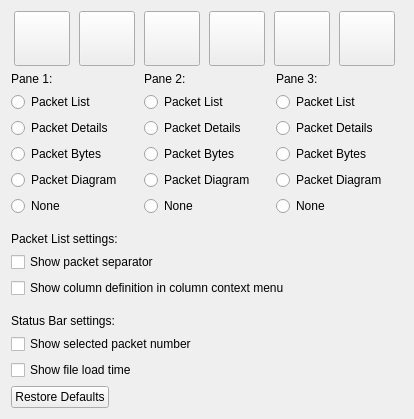
Old version of the form ui/qt/layout_preferences_frame.ui in the repository deepin-community/wireshark.
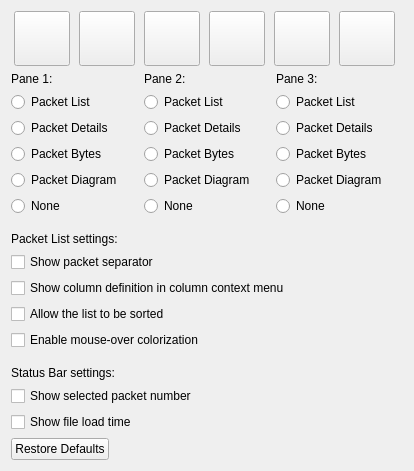
New version of the form. Icons and pictures are not drawn.

Patch:
```diff
--- a/ui/qt/layout_preferences_frame.ui
+++ b/ui/qt/layout_preferences_frame.ui
@@ -395,6 +395,20 @@
      </property>
     </widget>
    </item>
+   <item>
+    <widget class="QCheckBox" name="packetListAllowSorting">
+     <property name="text">
+      <string>Allow the list to be sorted</string>
+     </property>
+    </widget>
+   </item>
+   <item>
+    <widget class="QCheckBox" name="packetListHoverStyleCheckbox">
+     <property name="text">
+      <string>Enable mouse-over colorization</string>
+     </property>
+    </widget>
+   </item>
    <item>
     <spacer name="verticalSpacer_3">
      <property name="orientation">
```
Left out of the diff: 14 changed lines with no effect on the pictures.
